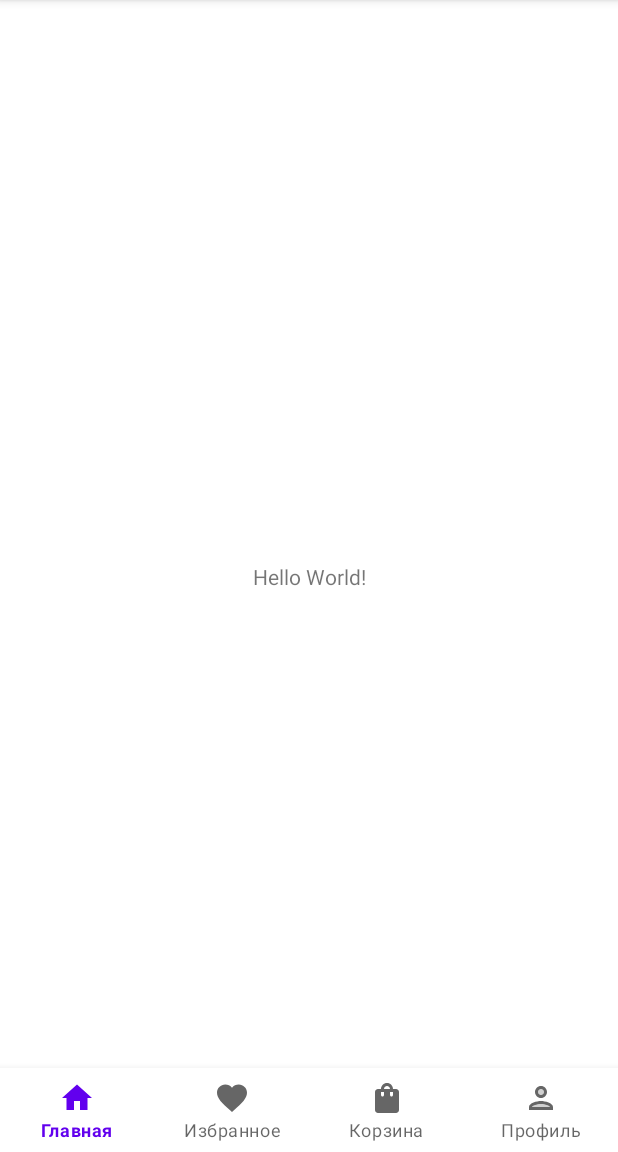
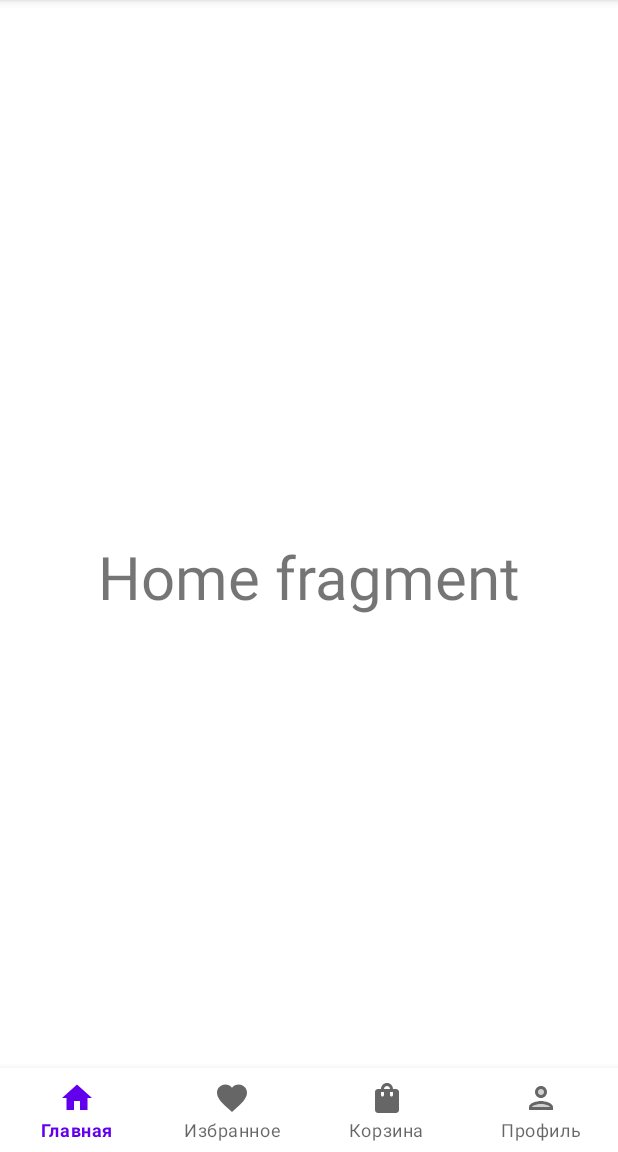
Before and after one commit to Qugerd/mainLogo, an Android app: the screen it shows after launch (MainActivity), on a phone screen of 412 x 824 dp, the part 84-1236 px from its top. Run offline under Robolectric (Android 15) with nearby library versions, the phone set to English and light mode, and no system bars.

Commit message:
nav_graph connect fragments

```diff
--- a/app/src/main/res/layout/activity_main.xml
+++ b/app/src/main/res/layout/activity_main.xml
@@ -1,19 +1,12 @@
 <?xml version="1.0" encoding="utf-8"?>
-<androidx.constraintlayout.widget.ConstraintLayout xmlns:android="http://schemas.android.com/apk/res/android"
+<androidx.constraintlayout.widget.ConstraintLayout
+    xmlns:android="http://schemas.android.com/apk/res/android"
     xmlns:app="http://schemas.android.com/apk/res-auto"
     xmlns:tools="http://schemas.android.com/tools"
     android:layout_width="match_parent"
     android:layout_height="match_parent"
+    android:id="@+id/container"
     tools:context=".MainActivity">
-
-    <TextView
-        android:layout_width="wrap_content"
-        android:layout_height="wrap_content"
-        android:text="Hello World!"
-        app:layout_constraintBottom_toBottomOf="parent"
-        app:layout_constraintEnd_toEndOf="parent"
-        app:layout_constraintStart_toStartOf="parent"
-        app:layout_constraintTop_toTopOf="parent" />
 
     <com.google.android.material.bottomnavigation.BottomNavigationView
         android:id="@+id/nav_view"
@@ -25,6 +18,17 @@
         app:menu="@menu/menu_bottom"
         app:labelVisibilityMode="labeled"/>
 
+    <fragment
+        android:id="@+id/nav_host_fragment"
+        android:layout_width="match_parent"
+        android:layout_height="match_parent"
+        app:layout_constraintStart_toStartOf="parent"
+        app:layout_constraintEnd_toEndOf="parent"
+        app:layout_constraintTop_toTopOf="parent"
+        app:layout_constraintBottom_toTopOf="@id/nav_view"
 
+        android:name="androidx.navigation.fragment.NavHostFragment"
+        app:defaultNavHost="true"
+        app:navGraph="@navigation/nav_graph" />
 
 </androidx.constraintlayout.widget.ConstraintLayout>
--- a/app/src/main/res/layout/fragment_card.xml
+++ b/app/src/main/res/layout/fragment_card.xml
@@ -3,7 +3,9 @@
     xmlns:android="http://schemas.android.com/apk/res/android"
     xmlns:app="http://schemas.android.com/apk/res-auto"
     android:layout_width="match_parent"
-    android:layout_height="match_parent">
+    android:layout_height="match_parent"
+    xmlns:tools="http://schemas.android.com/tools"
+    tools:context=".ui.card.CardFragment">
 
     <TextView
         android:layout_width="wrap_content"
--- a/app/src/main/res/layout/fragment_favorite.xml
+++ b/app/src/main/res/layout/fragment_favorite.xml
@@ -3,7 +3,9 @@
     xmlns:android="http://schemas.android.com/apk/res/android"
     xmlns:app="http://schemas.android.com/apk/res-auto"
     android:layout_width="match_parent"
-    android:layout_height="match_parent">
+    android:layout_height="match_parent"
+    xmlns:tools="http://schemas.android.com/tools"
+    tools:context=".ui.favorite.FavoriteFragment">
 
     <TextView
         android:layout_width="wrap_content"
--- a/app/src/main/res/layout/fragment_home.xml
+++ b/app/src/main/res/layout/fragment_home.xml
@@ -1,9 +1,10 @@
 <?xml version="1.0" encoding="utf-8"?>
-<androidx.constraintlayout.widget.ConstraintLayout
-    xmlns:android="http://schemas.android.com/apk/res/android"
+<androidx.constraintlayout.widget.ConstraintLayout xmlns:android="http://schemas.android.com/apk/res/android"
     xmlns:app="http://schemas.android.com/apk/res-auto"
     android:layout_width="match_parent"
-    android:layout_height="match_parent">
+    android:layout_height="match_parent"
+    xmlns:tools="http://schemas.android.com/tools"
+    tools:context=".ui.home.HomeFragment">
 
     <TextView
         android:layout_width="wrap_content"
--- a/app/src/main/res/layout/fragment_profile.xml
+++ b/app/src/main/res/layout/fragment_profile.xml
@@ -1,9 +1,10 @@
 <?xml version="1.0" encoding="utf-8"?>
-<androidx.constraintlayout.widget.ConstraintLayout
-    xmlns:android="http://schemas.android.com/apk/res/android"
+<androidx.constraintlayout.widget.ConstraintLayout xmlns:android="http://schemas.android.com/apk/res/android"
     xmlns:app="http://schemas.android.com/apk/res-auto"
     android:layout_width="match_parent"
-    android:layout_height="match_parent">
+    android:layout_height="match_parent"
+    xmlns:tools="http://schemas.android.com/tools"
+    tools:context=".ui.profile.ProfileFragment">
 
     <TextView
         android:layout_width="wrap_content"
--- a/app/src/main/res/navigation/nav_graph.xml
+++ b/app/src/main/res/navigation/nav_graph.xml
@@ -1,6 +1,27 @@
 <?xml version="1.0" encoding="utf-8"?>
 <navigation xmlns:android="http://schemas.android.com/apk/res/android"
     xmlns:app="http://schemas.android.com/apk/res-auto"
-    android:id="@+id/nav_graph">
-
+    xmlns:tools="http://schemas.android.com/tools"
+    android:id="@+id/nav_graph"
+    app:startDestination="@id/homeFragment">
+    <fragment
+        android:id="@+id/homeFragment"
+        android:name="com.example.logo.ui.home.HomeFragment"
+        android:label="fragment_home"
+        tools:layout="@layout/fragment_home" />
+    <fragment
+        android:id="@+id/cardFragment"
+        android:name="com.example.logo.ui.card.CardFragment"
+        android:label="fragment_card"
+        tools:layout="@layout/fragment_card" />
+    <fragment
+        android:id="@+id/favoriteFragment"
+        android:name="com.example.logo.ui.favorite.FavoriteFragment"
+        android:label="fragment_favorite"
+        tools:layout="@layout/fragment_favorite" />
+    <fragment
+        android:id="@+id/profileFragment"
+        android:name="com.example.logo.ui.profile.ProfileFragment"
+        android:label="fragment_profile"
+        tools:layout="@layout/fragment_profile" />
 </navigation>
```
